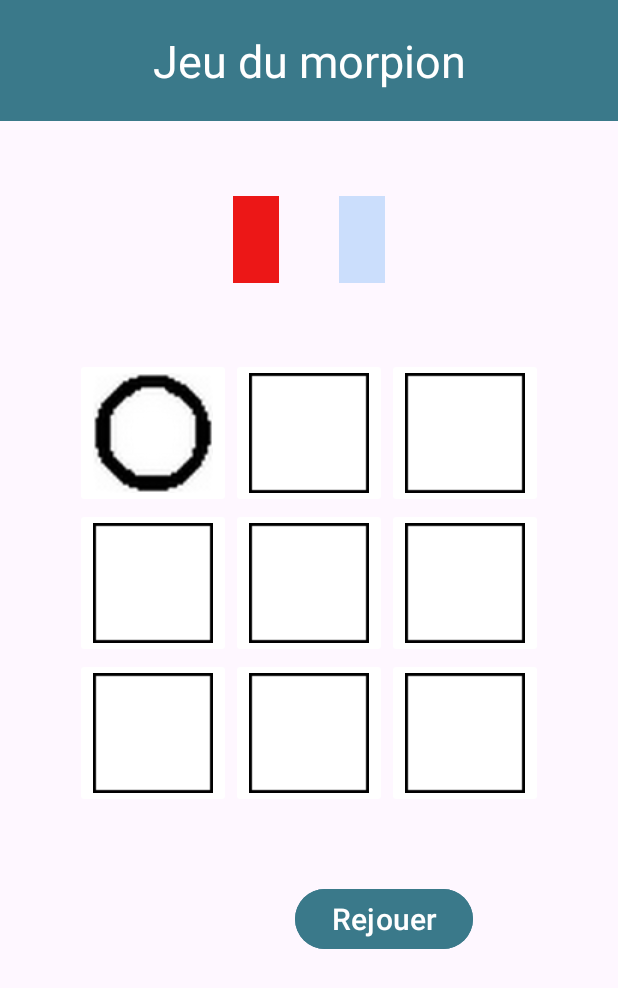
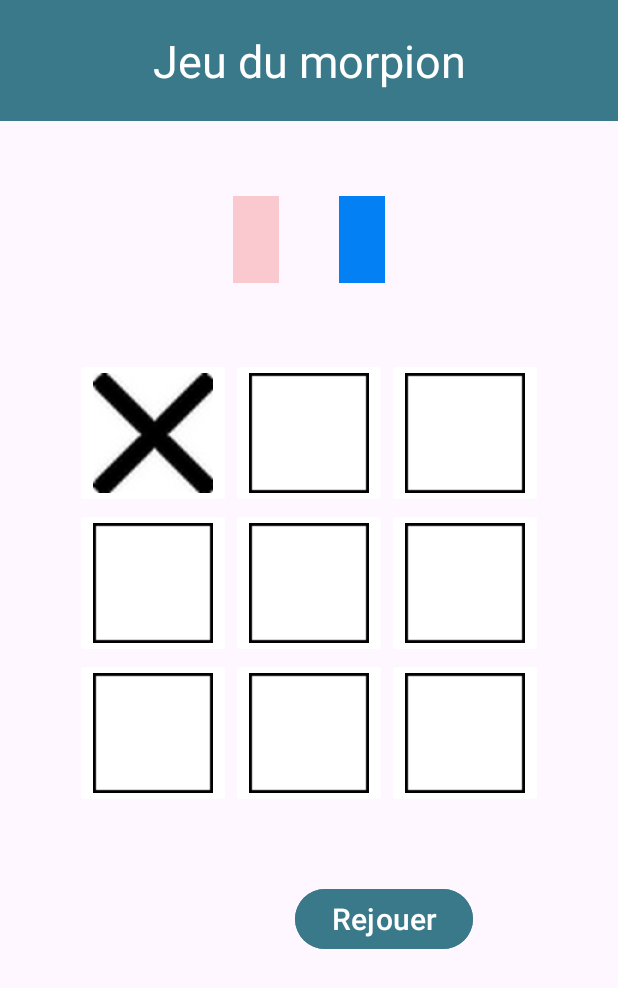
Before and after one commit to m2cci-perouc/AndroidGame, an Android app: the fragment MoprionFragment placed in its activity, after a tap on "cross", on a phone screen of 412 x 824 dp. Shown: the top 988 px of the screen. Run offline under Robolectric (Android 15) with nearby library versions, the phone set to English and light mode, and no system bars.

Commit message:
Alternance croix / rond + changement de transparence nom joueur

```diff
--- a/app/src/main/java/com/chloehouse/mopriongame/MoprionFragment.java
+++ b/app/src/main/java/com/chloehouse/mopriongame/MoprionFragment.java
@@ -76,68 +76,78 @@ public class MoprionFragment extends Fragment {
         });
 
         // choisi au hasard le premier joueur
-        firstPlayer(textJoueur1, textJoueur2);
+        // player1Turn si c'est au joueur 1 de jouer
+        final Boolean[] player1Turn = {firstPlayer(textJoueur1, textJoueur2)};
 
         button1.setOnClickListener(new View.OnClickListener() {
             @Override
             public void onClick(View view) {
-                updateImage(button1, R.drawable.round_40px);
+                updateImage(button1, R.drawable.round_40px, R.drawable.cross_20px, player1Turn[0]);
+                player1Turn[0] = changerTour(textJoueur1,  textJoueur2, player1Turn[0]);
             }
         });
 
         button2.setOnClickListener(new View.OnClickListener() {
             @Override
             public void onClick(View view) {
-                updateImage(button2, R.drawable.round_40px);
+                updateImage(button2, R.drawable.round_40px, R.drawable.cross_20px, player1Turn[0]);
+                player1Turn[0] = changerTour(textJoueur1,  textJoueur2, player1Turn[0]);
             }
         });
 
         button3.setOnClickListener(new View.OnClickListener() {
             @Override
             public void onClick(View view) {
-                updateImage(button3, R.drawable.round_40px);
+                updateImage(button3, R.drawable.round_40px, R.drawable.cross_20px, player1Turn[0]);
+                player1Turn[0] = changerTour(textJoueur1,  textJoueur2, player1Turn[0]);
             }
         });
 
         button4.setOnClickListener(new View.OnClickListener() {
             @Override
             public void onClick(View view) {
-                updateImage(button4, R.drawable.round_40px);
+                updateImage(button4, R.drawable.round_40px, R.drawable.cross_20px, player1Turn[0]);
+                player1Turn[0] = changerTour(textJoueur1,  textJoueur2, player1Turn[0]);
             }
         });
 
         button5.setOnClickListener(new View.OnClickListener() {
             @Override
             public void onClick(View view) {
-                updateImage(button5, R.drawable.round_40px);
+                updateImage(button5, R.drawable.round_40px, R.drawable.cross_20px, player1Turn[0]);
+                player1Turn[0] = changerTour(textJoueur1,  textJoueur2, player1Turn[0]);
             }
         });
 
         button6.setOnClickListener(new View.OnClickListener() {
             @Override
             public void onClick(View view) {
-                updateImage(button6, R.drawable.round_40px);
+                updateImage(button6, R.drawable.round_40px, R.drawable.cross_20px, player1Turn[0]);
+                player1Turn[0] = changerTour(textJoueur1,  textJoueur2, player1Turn[0]);
             }
         });
 
         button7.setOnClickListener(new View.OnClickListener() {
             @Override
             public void onClick(View view) {
-                updateImage(button7, R.drawable.round_40px);
+                updateImage(button7, R.drawable.round_40px, R.drawable.cross_20px, player1Turn[0]);
+                player1Turn[0] = changerTour(textJoueur1,  textJoueur2, player1Turn[0]);
             }
         });
 
         button8.setOnClickListener(new View.OnClickListener() {
             @Override
             public void onClick(View view) {
-                updateImage(button8, R.drawable.round_40px);
+                updateImage(button8, R.drawable.round_40px, R.drawable.cross_20px, player1Turn[0]);
+                player1Turn[0] = changerTour(textJoueur1,  textJoueur2, player1Turn[0]);
             }
         });
 
         button9.setOnClickListener(new View.OnClickListener() {
             @Override
             public void onClick(View view) {
-                updateImage(button9, R.drawable.round_40px);
+                updateImage(button9, R.drawable.round_40px, R.drawable.cross_20px, player1Turn[0]);
+                player1Turn[0] = changerTour(textJoueur1,  textJoueur2, player1Turn[0]);
             }
         });
 
@@ -155,11 +165,18 @@ public class MoprionFragment extends Fragment {
         });
     }
 
-    private void updateImage(ImageButton button, @DrawableRes int fichier){
-        button.setImageResource(fichier);
+    private void updateImage(ImageButton button, @DrawableRes int imageCroix,
+                             @DrawableRes int imageRond, Boolean player1Turn){
+
+        if (player1Turn){
+            button.setImageResource(imageRond);
+        }else {
+            button.setImageResource(imageCroix);
+        }
     }
 
-    private void firstPlayer(TextView textJoueur1, TextView textJoueur2){
+    private Boolean firstPlayer(TextView textJoueur1, TextView textJoueur2){
+        //player1Start si player1 tiré au sort pour commencer
         boolean player1Start;
 
         Random random = new Random();
@@ -170,5 +187,19 @@ public class MoprionFragment extends Fragment {
         }else {
             textJoueur1.setAlpha(0.2f);
         }
+        return player1Start;
+    }
+
+    private Boolean changerTour(TextView textJoueur1, TextView textJoueur2, Boolean player1Turn){
+        player1Turn = !player1Turn;
+        if (player1Turn){
+            textJoueur1.setAlpha(1f);
+            textJoueur2.setAlpha(0.2f);
+
+        }else {
+            textJoueur1.setAlpha(0.2f);
+            textJoueur2.setAlpha(1f);
+        }
+        return player1Turn;
     }
 }
```
